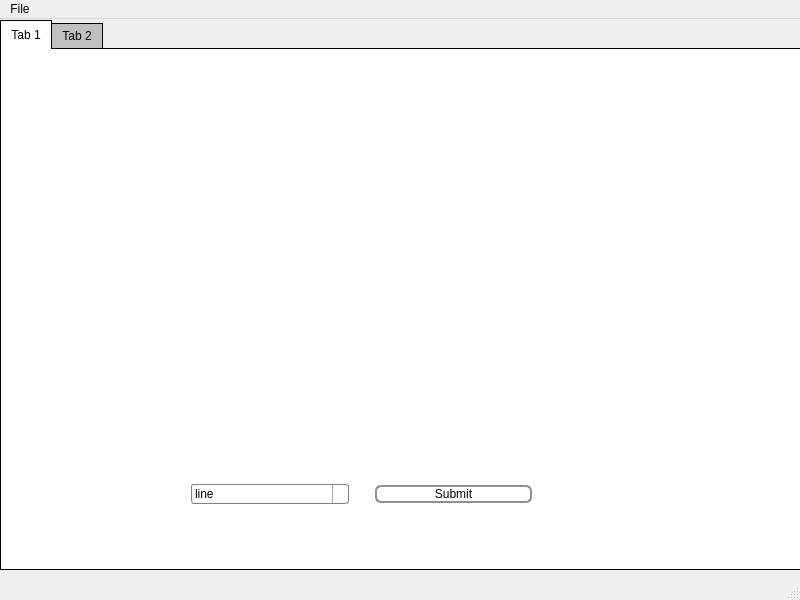
Before: the Qt Designer form mainwindow.ui in MohabGhobashy/Active-contour--Hough-transform-implementation, drawn with Qt 5.
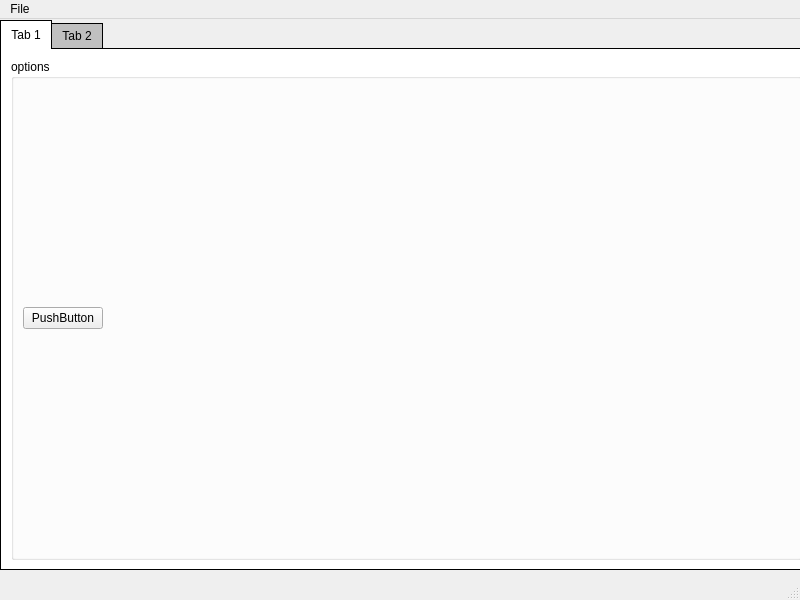
After: the same form once the commit is applied. Icons and pictures are not drawn.

The edit to the form file:
```diff
--- a/mainwindow.ui
+++ b/mainwindow.ui
@@ -122,203 +122,40 @@
      <attribute name="title">
       <string>Tab 1</string>
      </attribute>
-     <widget class="QWidget" name="horizontalLayoutWidget_2">
+     <widget class="QGroupBox" name="groupBox">
       <property name="geometry">
        <rect>
-        <x>190</x>
-        <y>410</y>
-        <width>341</width>
-        <height>71</height>
+        <x>10</x>
+        <y>10</y>
+        <width>791</width>
+        <height>501</height>
        </rect>
       </property>
-      <layout class="QHBoxLayout" name="horizontalLayout_2">
-       <item>
-        <widget class="QComboBox" name="comboBox">
-         <property name="styleSheet">
-          <string notr="true">QComboBox {
-    border: 1px solid gray;
-    border-radius: 3px;
-    padding: 1px 18px 1px 3px;
-    min-width: 6em;
-}
-
-QComboBox:editable {
-    background: white;
-}
-
-QComboBox:!editable, QComboBox::drop-down:editable {
-     background: qlineargradient(x1: 0, y1: 0, x2: 0, y2: 1,
-                                 stop: 0 #E1E1E1, stop: 0.4 #DDDDDD,
-                                 stop: 0.5 #D8D8D8, stop: 1.0 #D3D3D3);
-}
-
-/* QComboBox gets the &quot;on&quot; state when the popup is open */
-QComboBox:!editable:on, 
-QComboBox::drop-down:editable:on {
-    background: qlineargradient(x1: 0, y1: 0, x2: 0, y2: 1,
-                                stop: 0 #D3D3D3, stop: 0.4 #D8D8D8,
-                                stop: 0.5 #DDDDDD, stop: 1.0 #E1E1E1);
-}
-
-QComboBox:on { /* shift the text when the popup opens */
-    padding-top: 3px;
-    padding-left: 4px;
-}
-
-QComboBox::drop-down {
-    subcontrol-origin: padding;
-    subcontrol-position: top right;
-    width: 15px;
-
-    border-left-width: 1px;
-    border-left-color: darkgray;
-    border-left-style: solid; /* just a single line */
-    border-top-right-radius: 3px; /* same radius as the QComboBox */
-    border-bottom-right-radius: 3px;
-}
-
-QComboBox::down-arrow {
-    image: url(/usr/share/icons/crystalsvg/16x16/actions/1downarrow.png);
-}
-
-QComboBox::down-arrow:on { /* shift the arrow when popup is open */
-    top: 1px;
-    left: 1px;
-}
-QComboBox QAbstractItemView {
-  /*The pop-up of the QComboBox is a QAbstractItemView and is styled using the descendant selector:*/
-    border: 2px solid darkgray;
-    selection-background-color: lightgray;
-}</string>
-         </property>
-         <item>
-          <property name="text">
-           <string>line </string>
-          </property>
-         </item>
-         <item>
-          <property name="text">
-           <string>circle</string>
-          </property>
-         </item>
-         <item>
-          <property name="text">
-           <string>elipse</string>
-          </property>
-         </item>
-         <item>
-          <property name="text">
-           <string>canney</string>
-          </property>
-         </item>
-        </widget>
-       </item>
-       <item>
-        <spacer name="verticalSpacer">
-         <property name="orientation">
-          <enum>Qt::Vertical</enum>
-         </property>
-         <property name="sizeHint" stdset="0">
-          <size>
-           <width>20</width>
-           <height>40</height>
-          </size>
-         </property>
-        </spacer>
-       </item>
+      <property name="sizePolicy">
+       <sizepolicy hsizetype="Expanding" vsizetype="Expanding">
+        <horstretch>0</horstretch>
+        <verstretch>0</verstretch>
+       </sizepolicy>
+      </property>
+      <property name="title">
+       <string>options</string>
+      </property>
+      <layout class="QVBoxLayout" name="verticalLayout">
        <item>
         <widget class="QPushButton" name="pushButton">
-         <property name="styleSheet">
-          <string notr="true">QPushButton {
-    border: 2px solid #8f8f91;
-    border-radius: 6px;
-    background-color: qlineargradient(x1: 0, y1: 0, x2: 0, y2: 1,
-                                      stop: 0 #f6f7fa, stop: 1 #dadbde);
-    min-width: 80px;
-}
-QPushButton:pressed {
-    background-color: qlineargradient(x1: 0, y1: 0, x2: 0, y2: 1,
-                                      stop: 0 #dadbde, stop: 1 #f6f7fa);
-}
-QPushButton:flat {
-    border: none; /* no border for a flat push button */
-}
-QPushButton:default {
-    border-color: navy; /* make the default button prominent */
-}
-QPushButton:open { /* when the button has its menu open */
-    background-color: qlineargradient(x1: 0, y1: 0, x2: 0, y2: 1,
-                                      stop: 0 #dadbde, stop: 1 #f6f7fa);
-}
-
-QPushButton::menu-indicator {
-    image: url(menu_indicator.png);
-    subcontrol-origin: padding;
-    subcontrol-position: bottom right;
-}
-
-QPushButton::menu-indicator:pressed, QPushButton::menu-indicator:open {
-    position: relative;
-    top: 2px; left: 2px; /* shift the arrow by 2 px */
-}</string>
+         <property name="sizePolicy">
+          <sizepolicy hsizetype="Maximum" vsizetype="Maximum">
+           <horstretch>0</horstretch>
+           <verstretch>0</verstretch>
+          </sizepolicy>
          </property>
          <property name="text">
-          <string>Submit</string>
+          <string>PushButton</string>
          </property>
         </widget>
        </item>
       </layout>
      </widget>
-     <widget class="QWidget" name="layoutWidget">
-      <property name="geometry">
-       <rect>
-        <x>40</x>
-        <y>50</y>
-        <width>731</width>
-        <height>291</height>
-       </rect>
-      </property>
-      <layout class="QHBoxLayout" name="horizontalLayout_25">
-       <item>
-        <layout class="QVBoxLayout" name="verticalLayout_2">
-         <item>
-          <widget class="QLabel" name="originalImg">
-           <property name="text">
-            <string/>
-           </property>
-          </widget>
-         </item>
-        </layout>
-       </item>
-       <item>
-        <spacer name="horizontalSpacer_2">
-         <property name="orientation">
-          <enum>Qt::Horizontal</enum>
-         </property>
-         <property name="sizeType">
-          <enum>QSizePolicy::Maximum</enum>
-         </property>
-         <property name="sizeHint" stdset="0">
-          <size>
-           <width>40</width>
-           <height>20</height>
-          </size>
-         </property>
-        </spacer>
-       </item>
-       <item>
-        <layout class="QVBoxLayout" name="verticalLayout_3">
-         <item>
-          <widget class="QLabel" name="filteredImg">
-           <property name="text">
-            <string/>
-           </property>
-          </widget>
-         </item>
-        </layout>
-       </item>
-      </layout>
-     </widget>
     </widget>
     <widget class="QWidget" name="tab_2">
      <attribute name="title">
```
Left out of the diff: 2 changed lines with no effect on the pictures.
